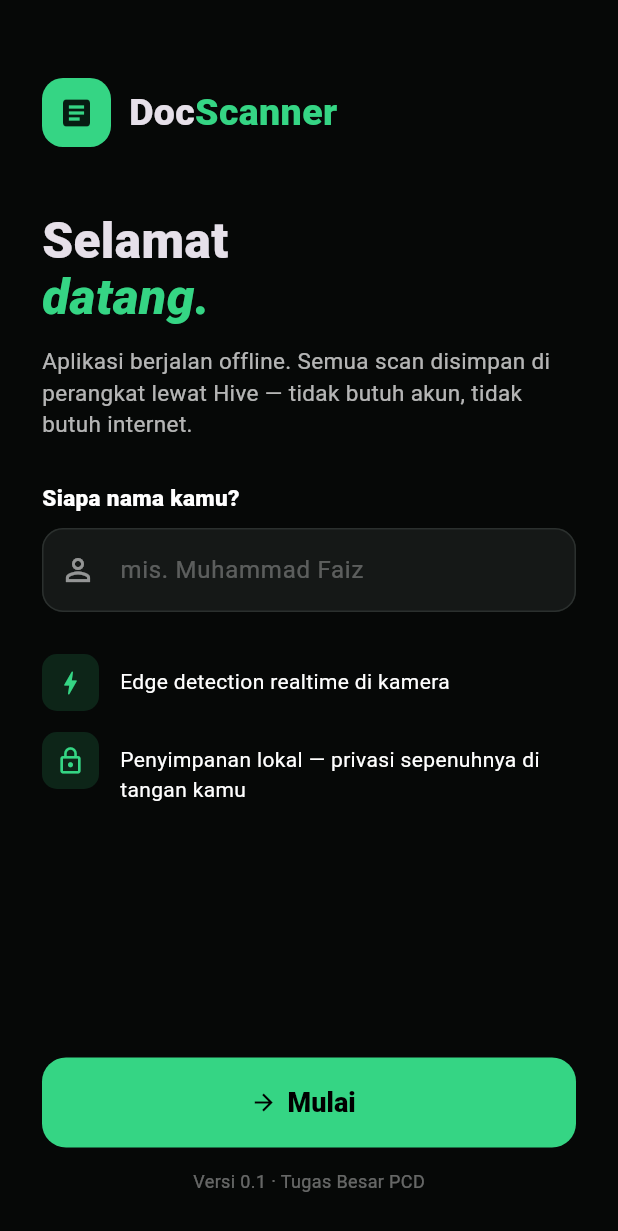
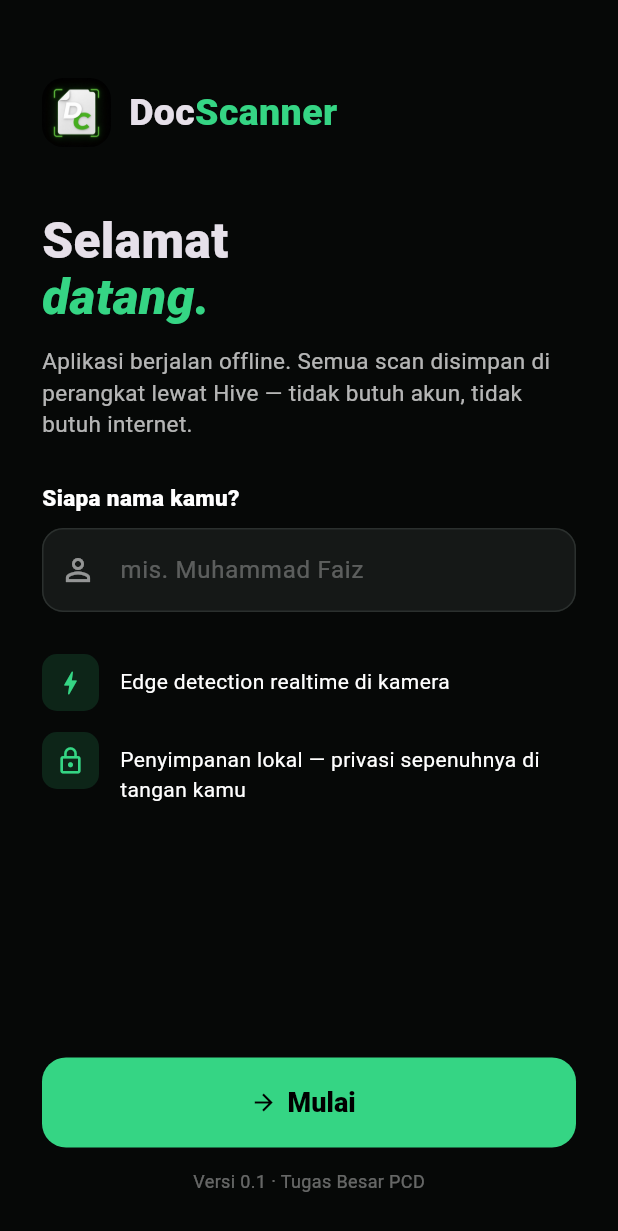
Before and after one commit to MFaizR77/Intelligent-Document-Scanner, a Flutter app: the screen it shows after launch, after a tap on "Lewati", on a phone screen of 412 x 824 dp. Shown: the top 1231 px of the screen. Run offline on Flutter 3.47's test engine with Material 3 defaults, Android fonts, the phone set to English and light mode, and no system bars; our stand-ins replace camera, hive, hive_flutter, image_picker, pdf, permission_handler and 1 more; missing offline and left inert: flutter_isolate, google_mlkit_document_scanner, google_mlkit_text_recognition, mongo_dart, opencv_dart; accounts and stored records are empty.

Commit message:
Update mengganti logo aplikasi pada splash screen dan login

```diff
--- a/lib/views/auth/login_screen.dart
+++ b/lib/views/auth/login_screen.dart
@@ -172,14 +172,14 @@ class _BrandHeader extends StatelessWidget {
   Widget build(BuildContext context) {
     return Row(
       children: [
-        Container(
-          width: 46,
-          height: 46,
-          decoration: BoxDecoration(
-            color: AppColors.primary,
-            borderRadius: BorderRadius.circular(14),
+        ClipRRect(
+          borderRadius: BorderRadius.circular(14),
+          child: Image.asset(
+            'assets/logo.png',
+            width: 46,
+            height: 46,
+            fit: BoxFit.cover,
           ),
-          child: const Icon(Icons.article, color: Colors.black87),
         ),
         const SizedBox(width: 12),
         const Text.rich(
--- a/lib/views/splash/splash_screen.dart
+++ b/lib/views/splash/splash_screen.dart
@@ -37,20 +37,14 @@ class _SplashScreenState extends State<SplashScreen> {
         child: Column(
           mainAxisAlignment: MainAxisAlignment.center,
           children: [
-            Container(
-              padding: const EdgeInsets.all(24),
-              decoration: BoxDecoration(
-                color: const Color(0xFF34C759),
-                borderRadius: BorderRadius.circular(24),
-                boxShadow: [
-                  BoxShadow(
-                    color: const Color(0xFF34C759).withOpacity(0.3),
-                    blurRadius: 40,
-                    spreadRadius: 10,
-                  ),
-                ],
+            ClipRRect(
+              borderRadius: BorderRadius.circular(24),
+              child: Image.asset(
+                'assets/logo.png',
+                width: 96,
+                height: 96,
+                fit: BoxFit.cover,
               ),
-              child: const Icon(Icons.document_scanner, size: 48, color: Colors.white),
             ),
             const SizedBox(height: 24),
             const Text(
--- a/pubspec.yaml
+++ b/pubspec.yaml
@@ -55,7 +55,8 @@ dev_dependencies:
 
 flutter:
   uses-material-design: true
-  # assets:
+  assets:
+    - assets/logo.png
   #   - assets/config/
   #   - assets/models/
   #   - assets/icons/
```
Also changed, not shown: assets/logo.png (added).
